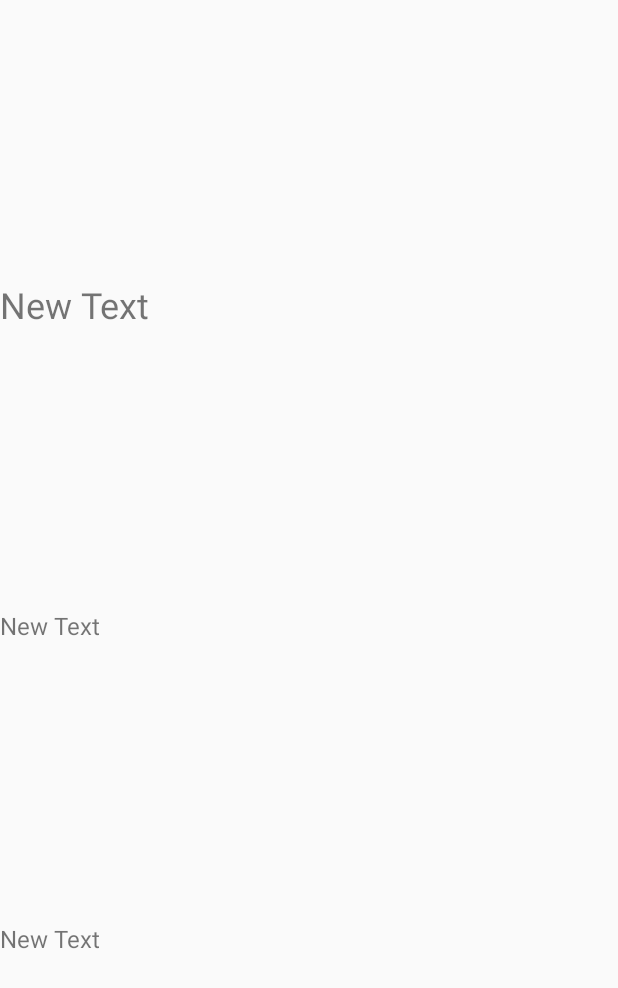
After one commit to secrecy27/android, an Android app: the layout list_item.xml on its own in the app's theme, with its tools: preview values and no code run, on a phone screen of 412 x 824 dp. The commit adds this screen. Shown: the top 988 px of the screen. Run offline under Robolectric (Android 15) with nearby library versions, the phone set to English and light mode, and no system bars.

Commit message:
1. 상영중인 영화 불러오기로 수정 2. ListView, ListViewAdapter추가 3. glide 추가(이미지 불러오기)

```diff
--- a/build.gradle
+++ b/build.gradle
@@ -25,4 +25,5 @@ dependencies {
     testImplementation 'junit:junit:4.12'
     androidTestImplementation 'com.android.support.test:runner:1.0.1'
     androidTestImplementation 'com.android.support.test.espresso:espresso-core:3.0.1'
+    compile 'com.github.bumptech.glide:glide:3.6.1'
 }
--- a/src/main/AndroidManifest.xml
+++ b/src/main/AndroidManifest.xml
@@ -2,6 +2,7 @@
 <manifest xmlns:android="http://schemas.android.com/apk/res/android"
     package="com.android.kj.movielist">
 
+    <uses-permission android:name="android.permission.INTERNET" />
     <application
         android:allowBackup="true"
         android:icon="@mipmap/ic_launcher"
--- /dev/null
+++ b/src/main/res/layout/list_item.xml
@@ -0,0 +1,46 @@
+<?xml version="1.0" encoding="utf-8"?>
+<LinearLayout
+    xmlns:android="http://schemas.android.com/apk/res/android" android:layout_width="match_parent"
+    android:layout_height="match_parent">
+
+
+
+    <ImageView
+        android:layout_width="wrap_content"
+        android:layout_height="match_parent"
+        android:id="@+id/imageView"
+         />
+
+    <LinearLayout
+        android:orientation="vertical"
+        android:layout_width="wrap_content"
+        android:layout_height="match_parent"
+        android:layout_weight="4">
+
+        <TextView
+            android:layout_width="match_parent"
+            android:layout_height="wrap_content"
+            android:text="New Text"
+            android:id="@+id/textView1"
+            android:textSize="24sp"
+            android:gravity="center_vertical"
+            android:layout_weight="2" />
+
+        <TextView
+            android:layout_width="match_parent"
+            android:layout_height="wrap_content"
+            android:text="New Text"
+            android:id="@+id/textView2"
+            android:textSize="16sp"
+            android:layout_weight="1" />
+        <TextView
+            android:layout_width="match_parent"
+            android:layout_height="wrap_content"
+            android:id="@+id/textView3"
+            android:textSize="16sp"
+            android:text="New Text"
+            android:layout_weight="1"/>
+    </LinearLayout>
+
+
+</LinearLayout>
```
Also changed, not shown: src/main/java/com/android/kj/movielist/ListViewAdapter.java (added, +82 -0 lines), src/main/java/com/android/kj/movielist/ListViewItem.java (added, +41 -0 lines), src/main/java/com/android/kj/movielist/MainActivity.java (+56 -14 lines), src/main/java/com/android/kj/movielist/RequestURLConnection.java (+11 -5 lines), src/main/res/layout/activity_main.xml (+7 -9 lines), 1 other file.
